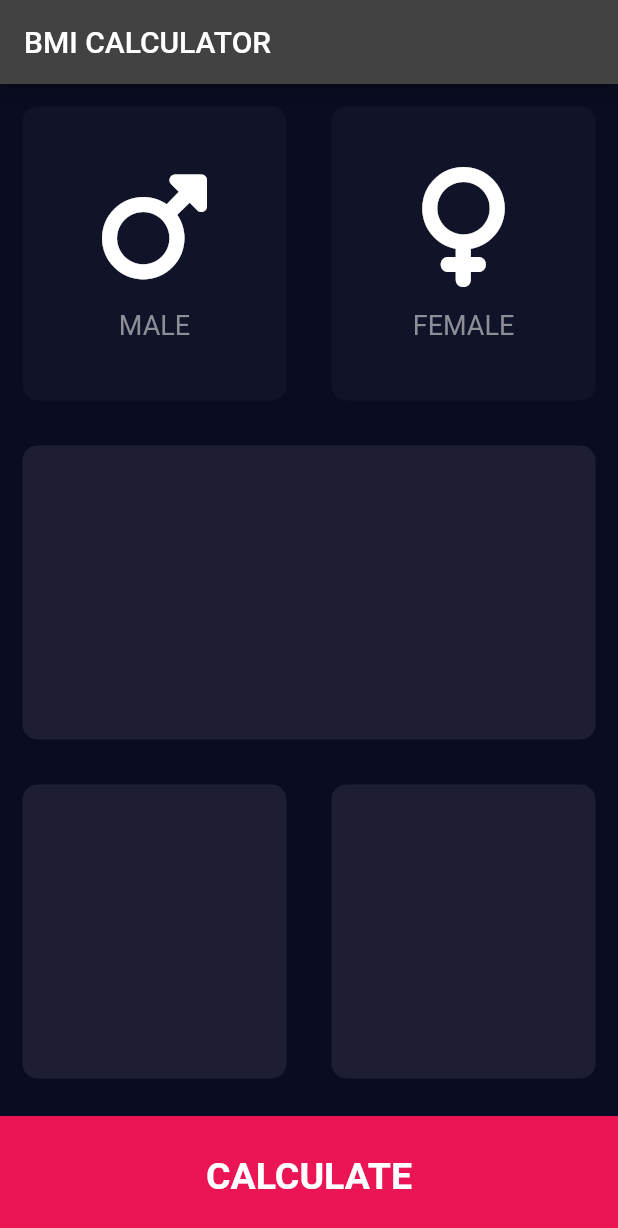
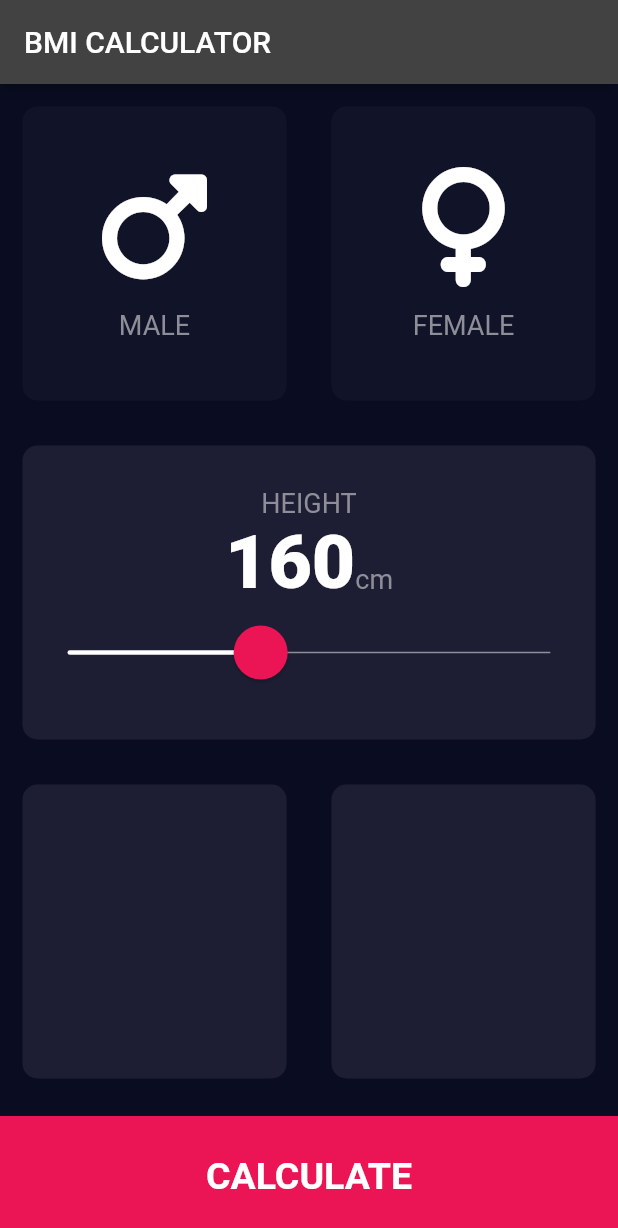
Before and after one commit to HeratUni-CS/bmi-calculator-MorsalEs, a Flutter app: the screen it shows after launch, on a phone screen of 412 x 824 dp. Shown: the top 1228 px of the screen. Run offline on Flutter 3.47's test engine with Material 2 defaults, Android fonts, the phone set to English and light mode, and no system bars; our stand-ins replace font_awesome_flutter.

Commit message:
create slider and calculate height component

```diff
--- a/lib/input_page.dart
+++ b/lib/input_page.dart
@@ -13,7 +13,7 @@ class InputPage extends StatefulWidget {
 
 class _InputPageState extends State<InputPage> {
   Gender? selectedGender;
-
+  int height = 160;
   @override
   Widget build(BuildContext context) {
     return Scaffold(
@@ -62,7 +62,48 @@ class _InputPageState extends State<InputPage> {
           )),
           Expanded(
             child: ReusableCard(
-              child: Container()
+              child: Column(
+                mainAxisAlignment: MainAxisAlignment.center,
+                children: [
+                  Text(
+                    'HEIGHT',
+                    style: kLabelTextStyle,
+                  ),
+                  Row(
+                    mainAxisAlignment: MainAxisAlignment.center,
+                    crossAxisAlignment: CrossAxisAlignment.baseline,
+                    textBaseline: TextBaseline.alphabetic,
+                    children: [
+                      Text(height.toString(), style: kNumberTextStyle),
+                      Text(
+                        'cm',
+                        style: kLabelTextStyle,
+                      )
+                    ],
+                  ),
+                  SliderTheme(
+                    data: SliderTheme.of(context).copyWith(
+                        thumbShape:
+                            RoundSliderThumbShape(enabledThumbRadius: 18),
+                        trackHeight: 1,
+                        inactiveTrackColor: Color(0xFF8D8E98),
+                        activeTrackColor: Colors.white,
+                        overlayColor: Color(0x1fEB1555),
+                        thumbColor: Color(0xFFEB1555),
+                        overlayShape:
+                            RoundSliderOverlayShape(overlayRadius: 30)),
+                    child: Slider(
+                        value: height.toDouble(),
+                        min: 120,
+                        max: 220,
+                        onChanged: (double newValue) {
+                          setState(() {
+                            height = newValue.round();
+                          });
+                        }),
+                  ),
+                ],
+              ),
             ),
           ),
           Expanded(
@@ -70,7 +111,7 @@ class _InputPageState extends State<InputPage> {
             children: [
               Expanded(
                 child: ReusableCard(
-                  child: Container(),
+                  child: Container()
                 ),
               ),
               Expanded(
```
